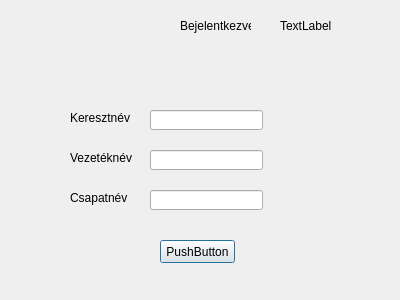
Before: the Qt Designer form gyakorlo/adminfelulet.ui in p-anna9603/Gyakorlo, drawn with Qt 5.
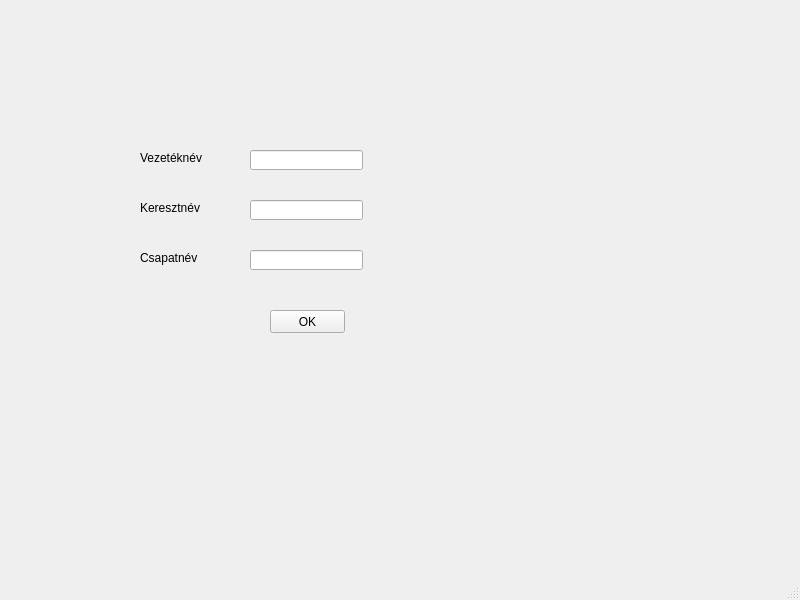
After: the same form once the commit is applied.

Commit message: Adminos javítás (MainWindow)

What changed in the file:
```diff
--- a/gyakorlo/adminfelulet.ui
+++ b/gyakorlo/adminfelulet.ui
@@ -1,48 +1,53 @@
 <?xml version="1.0" encoding="UTF-8"?>
 <ui version="4.0">
  <class>adminFelulet</class>
- <widget class="QDialog" name="adminFelulet">
+ <widget class="QMainWindow" name="adminFelulet">
   <property name="geometry">
    <rect>
     <x>0</x>
     <y>0</y>
-    <width>400</width>
-    <height>300</height>
+    <width>800</width>
+    <height>600</height>
    </rect>
   </property>
   <property name="windowTitle">
    <string>Dialog</string>
   </property>
-  <widget class="QLabel" name="adminUsername">
+  <widget class="QWidget" name="centralwidget">
+   <widget class="QLineEdit" name="vnev">
    <property name="geometry">
     <rect>
-     <x>280</x>
-     <y>10</y>
-     <width>91</width>
-     <height>31</height>
-    </rect>
-   </property>
-   <property name="text">
-    <string>TextLabel</string>
+      <x>250</x>
+      <y>150</y>
+      <width>113</width>
+      <height>20</height>
+     </rect>
+    </property>
+   </widget>
+   <widget class="QLineEdit" name="knev">
+    <property name="geometry">
+     <rect>
+      <x>250</x>
+      <y>200</y>
+      <width>113</width>
+      <height>20</height>
+     </rect>
+    </property>
+   </widget>
+   <widget class="QLineEdit" name="gnev">
+    <property name="geometry">
+     <rect>
+      <x>250</x>
+      <y>250</y>
+      <width>113</width>
+      <height>20</height>
+     </rect>
    </property>
   </widget>
   <widget class="QLabel" name="label">
    <property name="geometry">
     <rect>
-     <x>70</x>
-     <y>110</y>
-     <width>61</width>
-     <height>16</height>
-    </rect>
-   </property>
-   <property name="text">
-    <string>Keresztnév</string>
-   </property>
-  </widget>
-  <widget class="QLabel" name="label_2">
-   <property name="geometry">
-    <rect>
-     <x>70</x>
+      <x>140</x>
      <y>150</y>
      <width>71</width>
      <height>16</height>
@@ -52,11 +57,24 @@
     <string>Vezetéknév</string>
    </property>
   </widget>
+   <widget class="QLabel" name="label_2">
+    <property name="geometry">
+     <rect>
+      <x>140</x>
+      <y>200</y>
+      <width>61</width>
+      <height>16</height>
+     </rect>
+    </property>
+    <property name="text">
+     <string>Keresztnév</string>
+    </property>
+   </widget>
   <widget class="QLabel" name="label_3">
    <property name="geometry">
     <rect>
-     <x>70</x>
-     <y>190</y>
+      <x>140</x>
+      <y>250</y>
      <width>61</width>
      <height>16</height>
     </rect>
@@ -65,62 +83,31 @@
     <string>Csapatnév</string>
    </property>
   </widget>
-  <widget class="QLineEdit" name="knev">
-   <property name="geometry">
-    <rect>
-     <x>150</x>
-     <y>110</y>
-     <width>113</width>
-     <height>20</height>
-    </rect>
-   </property>
-  </widget>
-  <widget class="QLineEdit" name="vnev">
-   <property name="geometry">
-    <rect>
-     <x>150</x>
-     <y>150</y>
-     <width>113</width>
-     <height>20</height>
-    </rect>
-   </property>
-  </widget>
-  <widget class="QLineEdit" name="gnev">
-   <property name="geometry">
-    <rect>
-     <x>150</x>
-     <y>190</y>
-     <width>113</width>
-     <height>20</height>
-    </rect>
-   </property>
-  </widget>
   <widget class="QPushButton" name="pushButton">
    <property name="geometry">
     <rect>
-     <x>160</x>
-     <y>240</y>
+      <x>270</x>
+      <y>310</y>
      <width>75</width>
      <height>23</height>
     </rect>
    </property>
    <property name="text">
-    <string>PushButton</string>
-   </property>
-  </widget>
-  <widget class="QLabel" name="label_4">
+     <string>OK</string>
+    </property>
+   </widget>
+  </widget>
+  <widget class="QMenuBar" name="menubar">
    <property name="geometry">
     <rect>
-     <x>180</x>
-     <y>10</y>
-     <width>71</width>
-     <height>31</height>
+     <x>0</x>
+     <y>0</y>
+     <width>800</width>
+     <height>21</height>
     </rect>
    </property>
-   <property name="text">
-    <string>Bejelentkezve:</string>
-   </property>
   </widget>
+  <widget class="QStatusBar" name="statusbar"/>
  </widget>
  <resources/>
  <connections/>
```
Left out of the diff: 2 changed lines with no effect on the pictures. Lines whose indentation alone changed are shown as unchanged. The commit also changes 3 other files.
